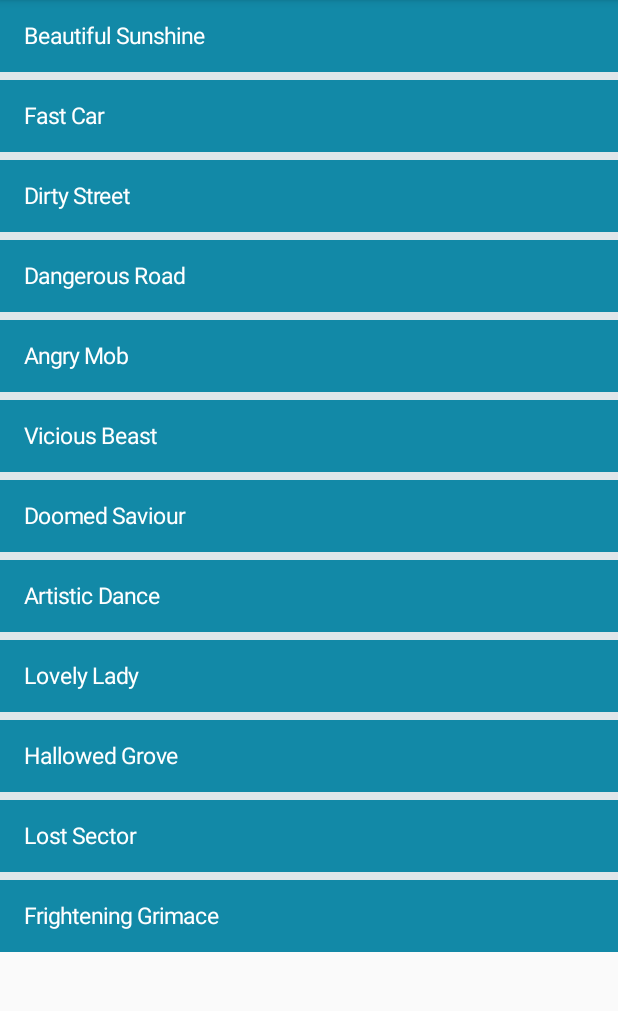
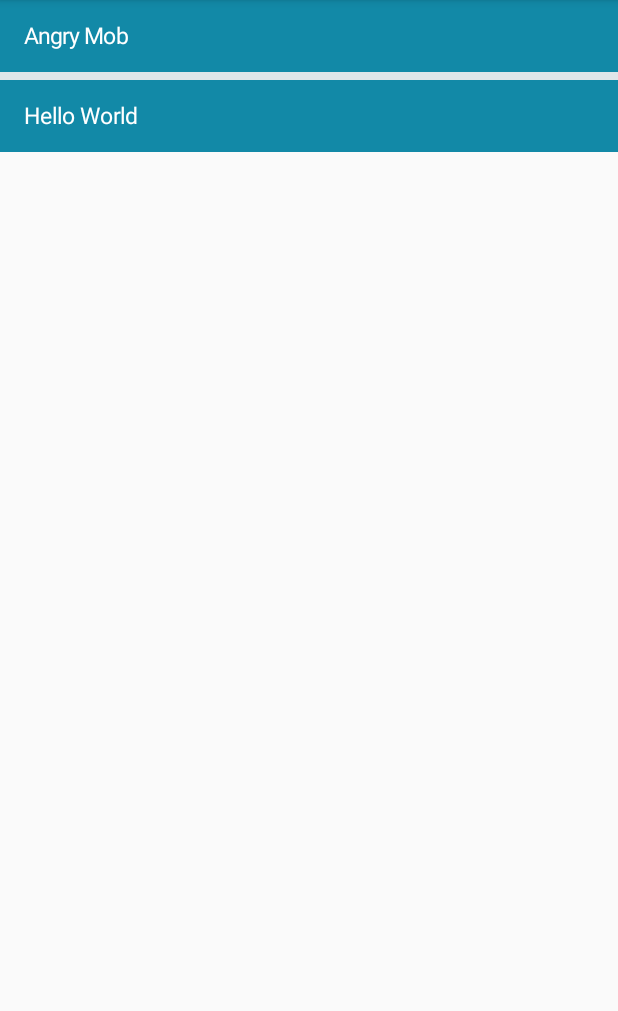
Before and after one commit to Git-Good-Team/writers-block, an Android app: the screen it shows after launch (DraftsListActivity), after a tap on "Read Drafts", on a phone screen of 412 x 824 dp, the part 84-1095 px from its top. Run offline under Robolectric (Android 15) with nearby library versions, the phone set to English and light mode, and no system bars.

Commit message:
Added sqliteHelper Class

```diff
--- /dev/null
+++ b/app/src/main/java/com/gitgood/writersblock/DraftDatabaseHelper.java
@@ -0,0 +1,57 @@
+package com.gitgood.writersblock;
+
+import android.content.ContentValues;
+import android.content.Context;
+import android.database.sqlite.SQLiteDatabase;
+import android.database.sqlite.SQLiteOpenHelper;
+
+public class DraftDatabaseHelper extends SQLiteOpenHelper {
+
+    private static final String DB_NAME = "drafts";
+    private static final int DB_VERSION = 1;
+
+    DraftDatabaseHelper(Context context){
+        super(context, DB_NAME, null, DB_VERSION);
+    }
+    @Override
+    public void onCreate(SQLiteDatabase db){
+        System.out.println("Creating database");
+        db.execSQL( "CREATE TABLE DRAFT_GENERAL ("
+                + "_id INTEGER PRIMARY KEY AUTOINCREMENT, "
+                + "TITLE TEXT,"
+                +  "DATE TEXT);");
+
+        db.execSQL( "CREATE TABLE DRAFT_CONTENT ("
+                + "_id INTEGER PRIMARY KEY AUTOINCREMENT, "
+                + "GENERAL_ID INTEGER, "
+                + "TITLE TEXT, "
+                + "CONTENT TEXT,"
+                + "CONSTRAINT fk_GENERAL_ID "
+                + "FOREIGN KEY (GENERAL_ID) "
+                + "REFERENCES DRAFT_GENERAL(_id));");
+
+        insertDraft(db, "Angry Mob","2020-01-30", "Lorem Ipsum");
+        insertDraft(db, "Hello World","2000-02-30", "Lorem Ipsum the sure");
+    }
+
+    @Override
+    public void onUpgrade(SQLiteDatabase db, int oldVersion, int newVersion){
+
+    }
+
+    public static void insertDraft(SQLiteDatabase db, String adj_noun, String date, String content){
+        ContentValues generalValues = new ContentValues();
+        ContentValues contentValues = new ContentValues();
+
+        generalValues.put("TITLE", adj_noun);
+        generalValues.put("DATE", date);
+
+        contentValues.put("TITLE", adj_noun);
+        contentValues.put("CONTENT", content);
+
+        db.insert("DRAFT_GENERAL", null, generalValues);
+        db.insert("DRAFT_CONTENT", null, contentValues);
+    }
+
+
+}
--- a/app/src/main/java/com/gitgood/writersblock/DraftsListActivity.java
+++ b/app/src/main/java/com/gitgood/writersblock/DraftsListActivity.java
@@ -3,6 +3,10 @@ package com.gitgood.writersblock;
 import androidx.appcompat.app.AppCompatActivity;
 
 import android.content.Intent;
+import android.database.Cursor;
+import android.database.sqlite.SQLiteDatabase;
+import android.database.sqlite.SQLiteException;
+import android.database.sqlite.SQLiteOpenHelper;
 import android.os.Bundle;
 import android.view.View;
 import android.view.ViewGroup;
@@ -10,6 +14,9 @@ import android.widget.AdapterView;
 import android.widget.ArrayAdapter;
 import android.widget.ListView;
 import android.widget.TextView;
+import android.widget.Toast;
+
+import java.util.ArrayList;
 
 public class DraftsListActivity extends AppCompatActivity {
 
@@ -17,13 +24,46 @@ public class DraftsListActivity extends AppCompatActivity {
             "Angry Mob","Vicious Beast","Doomed Saviour", "Artistic Dance", "Lovely Lady",
             "Hallowed Grove","Lost Sector", "Frightening Grimace"};
 
+    private ArrayList<String> titleList;
+
     @Override
     protected void onCreate(Bundle savedInstanceState) {
         super.onCreate(savedInstanceState);
         setContentView(R.layout.activity_drafts_list);
 
+        SQLiteOpenHelper draftDatabaseHelper = new DraftDatabaseHelper(this);
+
+        try{
+            SQLiteDatabase db = draftDatabaseHelper.getReadableDatabase();
+
+            Cursor cursor = db.query("DRAFT_GENERAL",
+                    new String[] {
+                            "TITLE"
+                    }, null, null, null, null, null);
+
+            titleList = new ArrayList<String>();
+            cursor.moveToFirst();
+            while(!cursor.isAfterLast()) {
+                titleList.add(cursor.getString(cursor.getColumnIndex("TITLE"))); //add the item
+                cursor.moveToNext();
+            }
+
+            System.out.println("Got data");
+            System.out.println(titleList.toString());
+
+            db.close();
+            cursor.close();
+
+
+        } catch(SQLiteException e){
+            Toast toast = Toast.makeText(this,"Database unavailable", Toast.LENGTH_SHORT);
+            toast.show();
+        }
+
+
+
         ArrayAdapter<String> draftsAdapter =
-            new ArrayAdapter<String>(this, android.R.layout.simple_list_item_1, examples) {
+            new ArrayAdapter<String>(this, android.R.layout.simple_list_item_1, titleList) {
 
                 @Override
                 public View getView(int position, View convertView, ViewGroup parent) {
```
